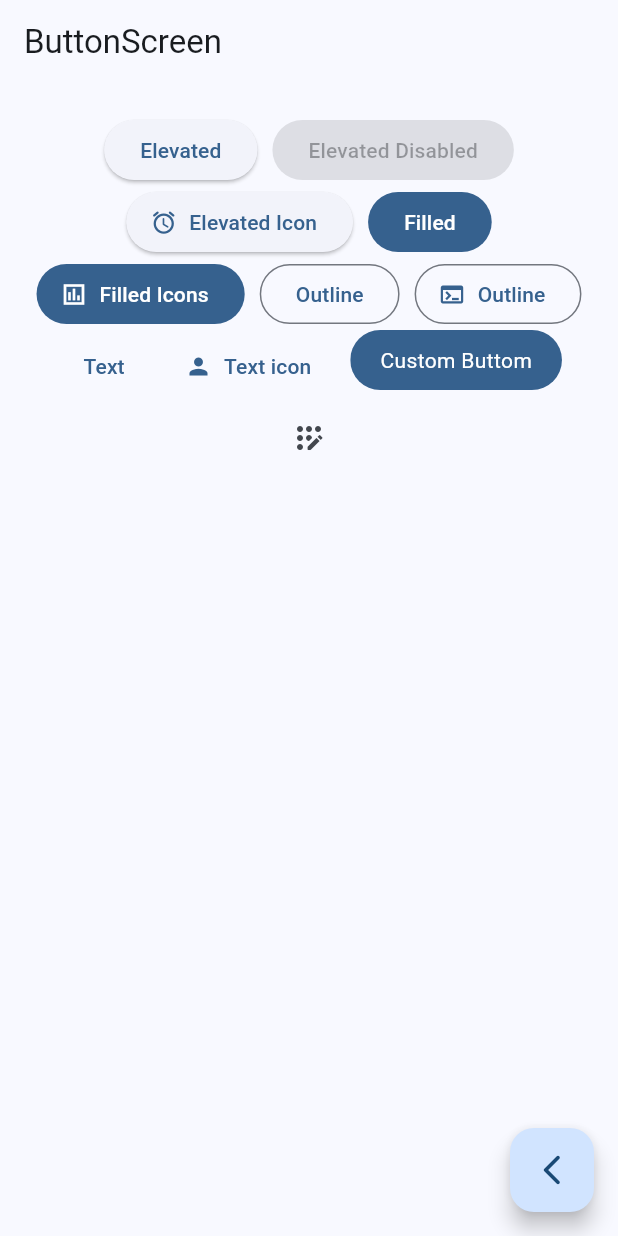
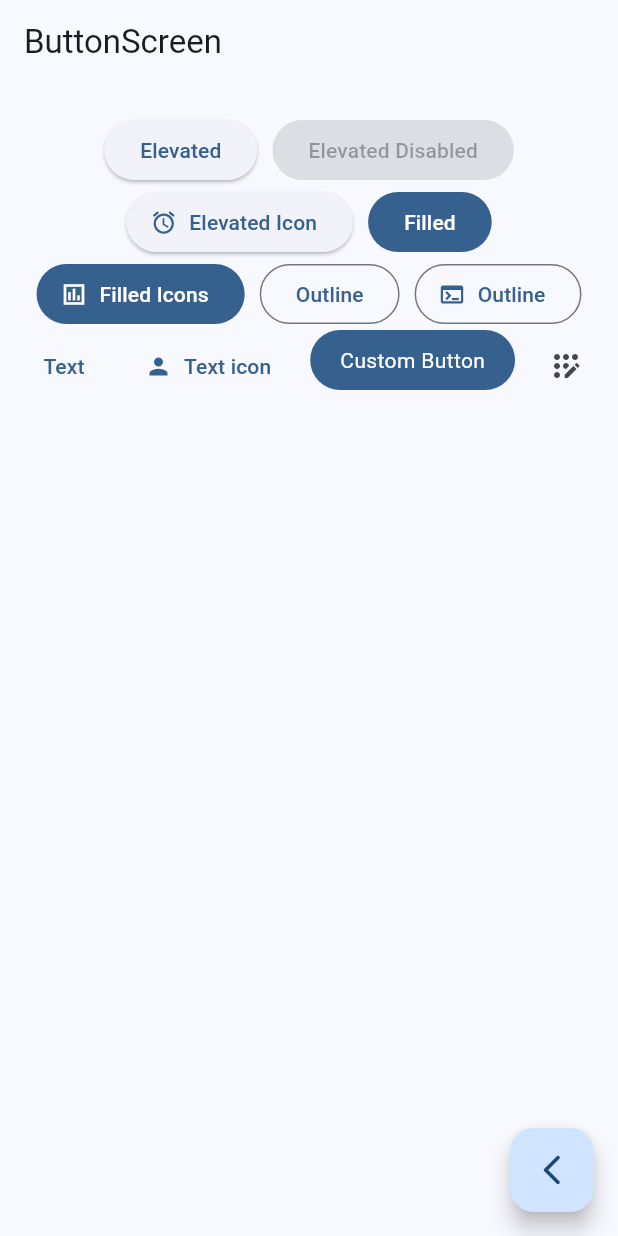
Before and after one commit to juancjr99/widgets_app, a Flutter app: the ButtonsScreen screen opened by its route, on a phone screen of 412 x 824 dp. Run offline on Flutter 3.47's test engine with Material 3 defaults, Android fonts, the phone set to English and light mode, and no system bars; our stand-ins replace go_router.

```diff
--- a/lib/presentation/screens/buttons/buttons_screen.dart
+++ b/lib/presentation/screens/buttons/buttons_screen.dart
@@ -1,6 +1,5 @@
 import 'package:flutter/material.dart';
 import 'package:go_router/go_router.dart';
-import 'package:widgets_app/presentation/screens/home/home_screen.dart';
 
 
 class ButtonsScreen extends StatelessWidget {
@@ -15,7 +14,7 @@ class ButtonsScreen extends StatelessWidget {
       ),
       body: _ButtomsView(),
       floatingActionButton: FloatingActionButton(
-        child: Icon(Icons.arrow_back_ios_new_rounded),
+        child: const Icon(Icons.arrow_back_ios_new_rounded),
         onPressed: (){
           context.pop();
         }),
@@ -31,7 +30,6 @@ class _ButtomsView extends StatelessWidget {
   @override
   Widget build(BuildContext context) {
 
-    final colors = Theme.of(context).colorScheme;
     return SizedBox(
       width: double.infinity,
       child: Padding(
@@ -56,9 +54,9 @@ class _ButtomsView extends StatelessWidget {
 
             TextButton(onPressed: (){}, child: const Text('Text')),
 
-            TextButton.icon(onPressed: (){}, label: const Text('Text icon'),icon: Icon(Icons.person)),
+            TextButton.icon(onPressed: (){}, label: const Text('Text icon'),icon: const Icon(Icons.person)),
 
-            CustomButtom(),
+            const CustomButton(),
 
 
             IconButton(onPressed: (){}, icon: const Icon(Icons.app_registration_rounded),),
@@ -71,8 +69,8 @@ class _ButtomsView extends StatelessWidget {
   }
 }
 
-class CustomButtom extends StatelessWidget {
-  const CustomButtom({super.key});
+class CustomButton extends StatelessWidget {
+  const CustomButton({super.key});
 
   @override
   Widget build(BuildContext context) {
@@ -83,9 +81,9 @@ class CustomButtom extends StatelessWidget {
         color: colors.primary,
         child: InkWell(
           onTap: (){},
-          child: Padding(
-            padding: const EdgeInsets.symmetric(horizontal: 20, vertical: 10),
-            child: Text("Custom Buttom", style: TextStyle(color: Colors.white))),
+          child: const Padding(
+            padding:  EdgeInsets.symmetric(horizontal: 20, vertical: 10),
+            child: Text("Custom Button", style: TextStyle(color: Colors.white))),
         ),
       ),
     );
```
Also changed, not shown: lib/presentation/screens/cards/cards_screen.dart (+186 -1 lines).
